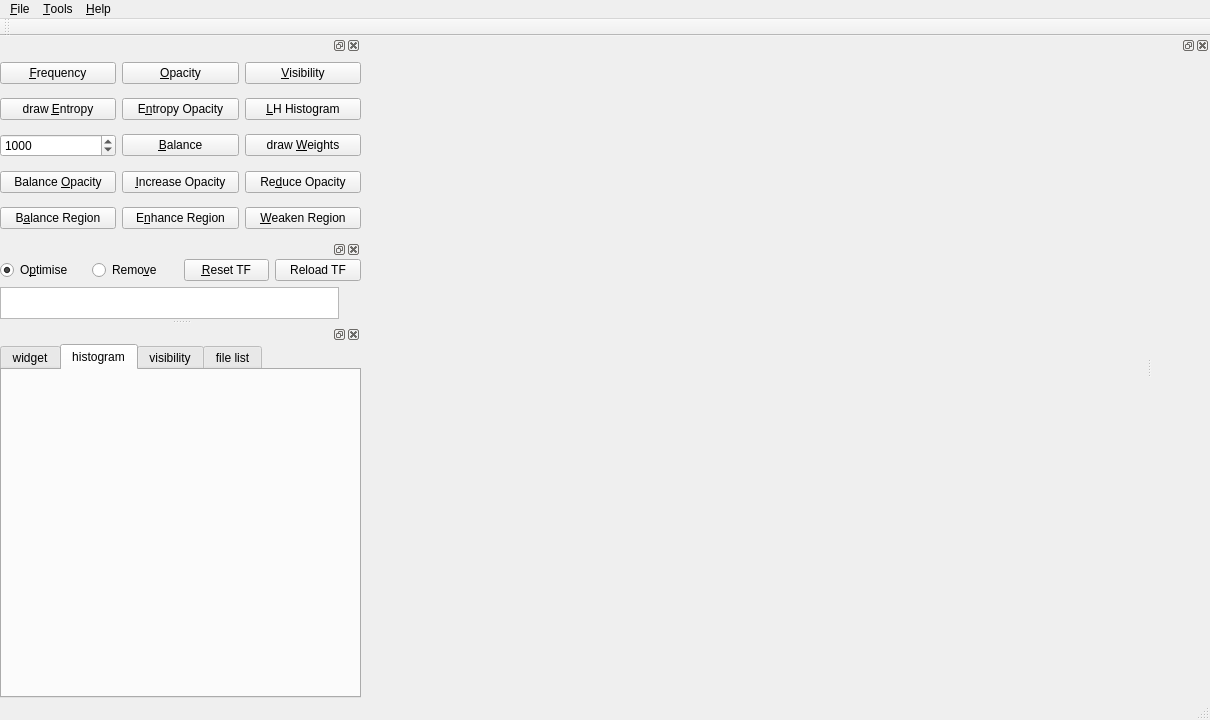
Before: the Qt Designer form VolumeRenderer/mainwindow.ui in luosz/volume-visualiser, drawn with Qt 5.
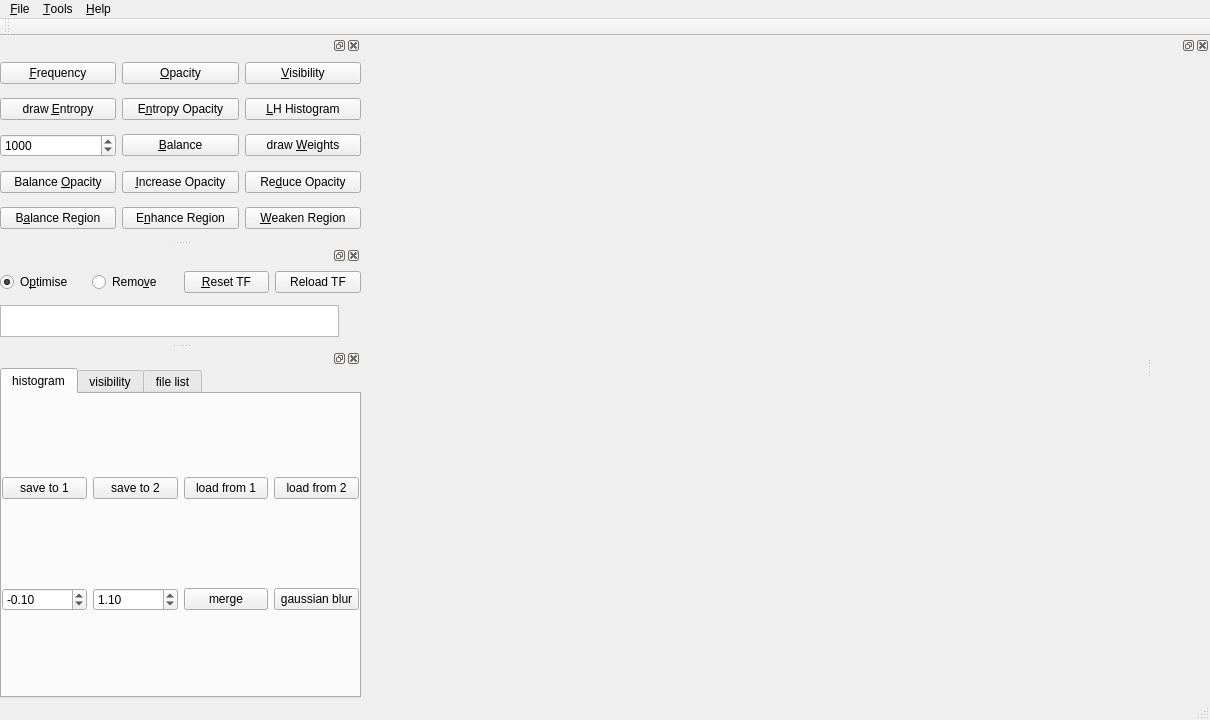
After: the same form once the commit is applied. The open tabs and pages were chosen to show the change.

Commit message: add merger and gaussian blur for transfer functions

The edit to the form file:
```diff
--- a/VolumeRenderer/mainwindow.ui
+++ b/VolumeRenderer/mainwindow.ui
@@ -134,7 +134,7 @@
    </property>
    <property name="minimumSize">
     <size>
-     <width>361</width>
+     <width>316</width>
      <height>204</height>
     </size>
    </property>
@@ -332,6 +332,12 @@
      <verstretch>0</verstretch>
     </sizepolicy>
    </property>
+   <property name="minimumSize">
+    <size>
+     <width>359</width>
+     <height>97</height>
+    </size>
+   </property>
    <attribute name="dockWidgetArea">
     <number>1</number>
    </attribute>
@@ -431,8 +437,8 @@
   <widget class="QDockWidget" name="dockWidget_3">
    <property name="minimumSize">
     <size>
-     <width>231</width>
-     <height>167</height>
+     <width>361</width>
+     <height>145</height>
     </size>
    </property>
    <attribute name="dockWidgetArea">
@@ -454,36 +460,26 @@
      </property>
      <item>
       <widget class="QTabWidget" name="tabWidget">
+       <property name="sizePolicy">
+        <sizepolicy hsizetype="Preferred" vsizetype="Preferred">
+         <horstretch>0</horstretch>
+         <verstretch>0</verstretch>
+        </sizepolicy>
+       </property>
+       <property name="maximumSize">
+        <size>
+         <width>361</width>
+         <height>16777215</height>
+        </size>
+       </property>
        <property name="currentIndex">
         <number>0</number>
        </property>
-       <widget class="QWidget" name="tab_4">
-        <attribute name="title">
-         <string>widget</string>
-        </attribute>
-        <layout class="QHBoxLayout" name="horizontalLayout_14">
-         <property name="leftMargin">
-          <number>0</number>
-         </property>
-         <property name="topMargin">
-          <number>0</number>
-         </property>
-         <property name="rightMargin">
-          <number>0</number>
-         </property>
-         <property name="bottomMargin">
-          <number>0</number>
-         </property>
-         <item>
-          <layout class="QVBoxLayout" name="verticalLayout_6"/>
-         </item>
-        </layout>
-       </widget>
        <widget class="QWidget" name="tab">
         <attribute name="title">
          <string>histogram</string>
         </attribute>
-        <layout class="QHBoxLayout" name="horizontalLayout_3">
+        <layout class="QVBoxLayout" name="verticalLayout_5">
          <property name="leftMargin">
           <number>0</number>
          </property>
@@ -497,7 +493,80 @@
           <number>0</number>
          </property>
          <item>
-          <layout class="QVBoxLayout" name="verticalLayout_5"/>
+          <layout class="QHBoxLayout" name="horizontalLayout_14">
+           <item>
+            <widget class="QPushButton" name="pushButton">
+             <property name="text">
+              <string>save to 1</string>
+             </property>
+            </widget>
+           </item>
+           <item>
+            <widget class="QPushButton" name="pushButton_2">
+             <property name="text">
+              <string>save to 2</string>
+             </property>
+            </widget>
+           </item>
+           <item>
+            <widget class="QPushButton" name="pushButton_3">
+             <property name="text">
+              <string>load from 1</string>
+             </property>
+            </widget>
+           </item>
+           <item>
+            <widget class="QPushButton" name="pushButton_4">
+             <property name="text">
+              <string>load from 2</string>
+             </property>
+            </widget>
+           </item>
+          </layout>
+         </item>
+         <item>
+          <layout class="QHBoxLayout" name="horizontalLayout_15">
+           <item>
+            <widget class="QDoubleSpinBox" name="doubleSpinBox">
+             <property name="minimum">
+              <double>-1.000000000000000</double>
+             </property>
+             <property name="singleStep">
+              <double>0.100000000000000</double>
+             </property>
+             <property name="value">
+              <double>-0.100000000000000</double>
+             </property>
+            </widget>
+           </item>
+           <item>
+            <widget class="QDoubleSpinBox" name="doubleSpinBox_2">
+             <property name="minimum">
+              <double>-1.000000000000000</double>
+             </property>
+             <property name="singleStep">
+              <double>0.100000000000000</double>
+             </property>
+             <property name="value">
+              <double>1.100000000000000</double>
+             </property>
+            </widget>
+           </item>
+           <item>
+            <widget class="QPushButton" name="pushButton_5">
+             <property name="text">
+              <string>merge</string>
+             </property>
+            </widget>
+           </item>
+           <item>
+            <widget class="QPushButton" name="pushButton_6">
+             <property name="text">
+              <string>gaussian blur</string>
+             </property>
+            </widget>
+           </item>
+          </layout>
          </item>
         </layout>
        </widget>
```
The commit also changes 3 other files.
